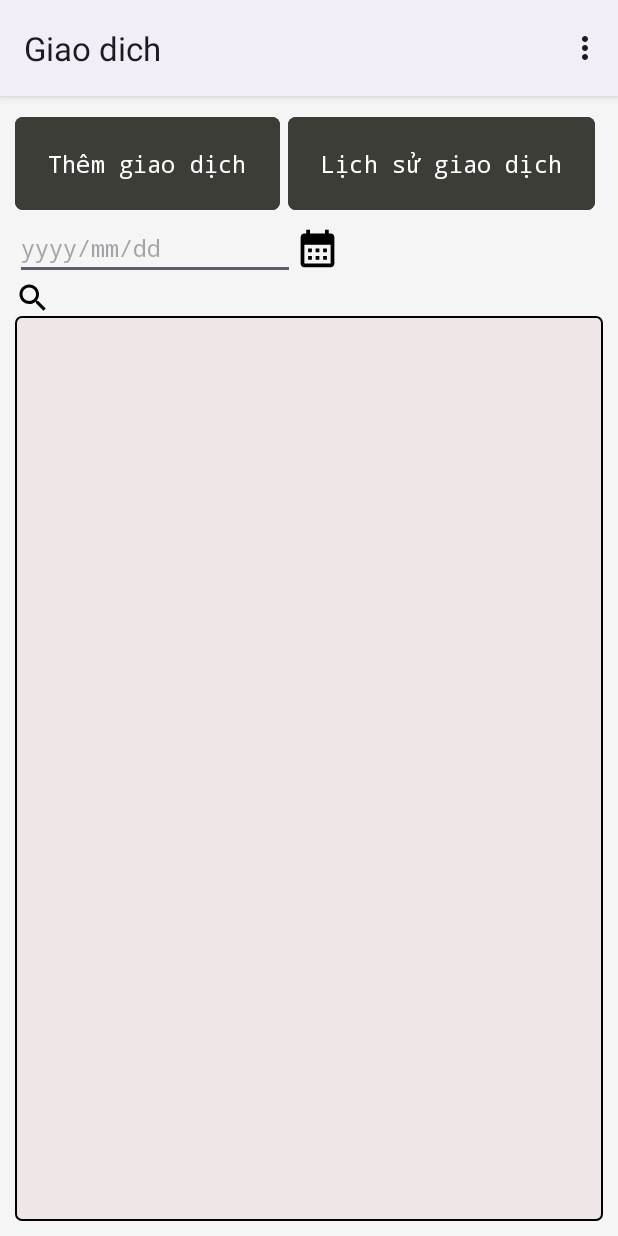
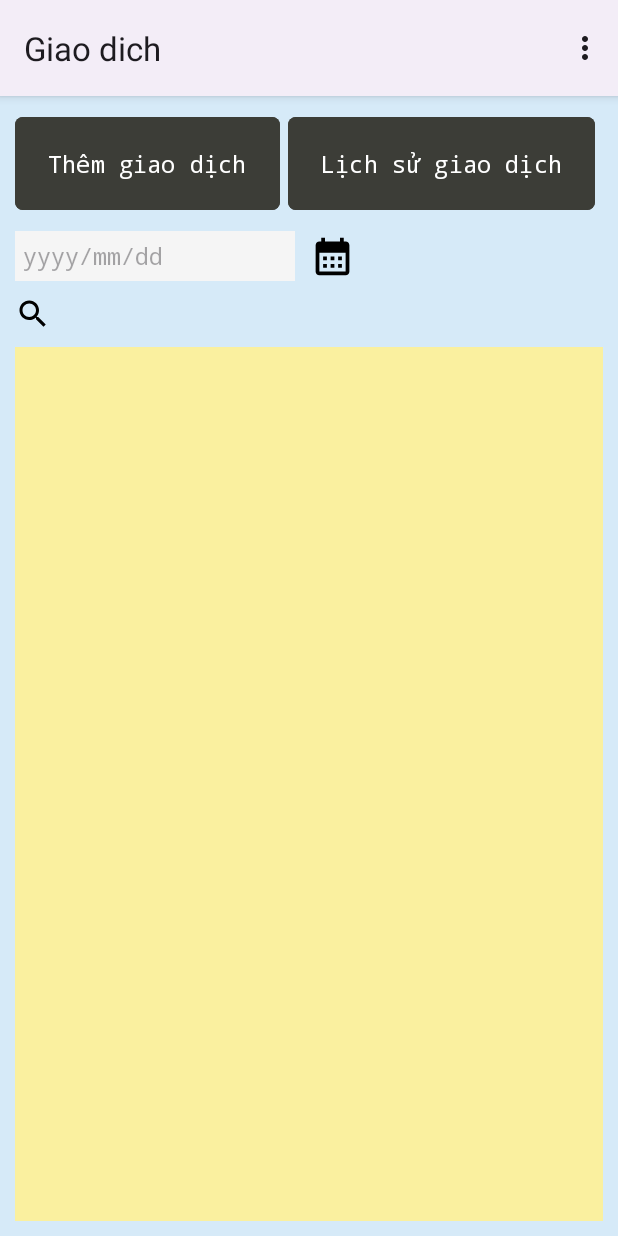
Before and after one commit to Icegozi/Restaurant-Ingredients-management, an Android app: the GiaoDich screen opened directly, with no data from a screen before it, on a phone screen of 412 x 824 dp. Run offline under Robolectric (Android 15) with nearby library versions, the phone set to English and light mode, and no system bars.

Commit message:
sửa lại giao diện

```diff
--- a/app/src/main/java/com/example/restaurant_ingredients_management/View/NguyenLieu.java
+++ b/app/src/main/java/com/example/restaurant_ingredients_management/View/NguyenLieu.java
@@ -6,7 +6,10 @@ import android.app.Notification;
 import android.content.DialogInterface;
 import android.content.Intent;
 import android.content.pm.PackageManager;
+import android.graphics.Color;
 import android.os.Bundle;
+import android.text.SpannableString;
+import android.text.style.ForegroundColorSpan;
 import android.util.Log;
 import android.view.Menu;
 import android.view.MenuItem;
@@ -91,6 +94,8 @@ public class NguyenLieu extends AppCompatActivity {
     @Override
     public boolean onCreateOptionsMenu(Menu menu) {
         getMenuInflater().inflate(R.menu.main_menu, menu);
+
+
         return super.onCreateOptionsMenu(menu);
     }
 
--- a/app/src/main/res/layout/activity_giao_dich.xml
+++ b/app/src/main/res/layout/activity_giao_dich.xml
@@ -7,7 +7,7 @@
     android:layout_height="match_parent"
     android:layout_marginLeft="0dp"
     android:layout_marginRight="0dp"
-    android:background="#F5F5F5"
+    android:background="@color/resolved_background"
     android:orientation="vertical"
     android:paddingLeft="10dp"
     android:paddingTop="10dp"
@@ -17,7 +17,7 @@
     <LinearLayout
         android:layout_width="match_parent"
         android:layout_height="match_parent"
-        android:background="#F5F5F5"
+        android:background="@color/resolved_background"
         android:orientation="vertical"
         android:paddingLeft="10dp"
         android:paddingTop="10dp"
@@ -77,15 +77,20 @@
                 <LinearLayout
                     android:layout_width="match_parent"
                     android:layout_height="wrap_content"
+                    android:layout_marginTop="10dp"
                     android:orientation="horizontal">
 
                     <EditText
                         android:id="@+id/edt_tk_ngay_thang"
                         android:layout_width="wrap_content"
-                        android:layout_height="wrap_content"
+                        android:layout_height="33dp"
+                        android:background="#F5F5F5"
+                        android:backgroundTint="#F5F5F5"
                         android:ems="10"
+                        android:paddingLeft="5dp"
                         android:fontFamily="monospace"
                         android:hint="yyyy/mm/dd"
+                        android:layout_marginRight="10dp"
                         android:inputType="text"
                         android:text=""
                         android:textSize="16sp" />
@@ -94,7 +99,7 @@
                         android:id="@+id/btn_chon_ngaythang_tk"
                         android:layout_width="wrap_content"
                         android:layout_height="match_parent"
-                        android:background="#F5F5F5"
+                        android:background="@color/resolved_background"
                         android:src="@drawable/baseline_calendar_month_24"
                         tools:src="@drawable/baseline_calendar_month_24" />
                 </LinearLayout>
@@ -102,8 +107,9 @@
                 <ImageButton
                     android:id="@+id/btn_timkiem_gd"
                     android:layout_width="wrap_content"
+                    android:layout_marginVertical="10dp"
                     android:layout_height="wrap_content"
-                    android:background="#F5F5F5"
+                    android:background="@color/resolved_background"
                     android:src="@drawable/baseline_search_24"
                     tools:src="@drawable/baseline_search_24" />
 
@@ -112,7 +118,7 @@
                     android:layout_width="match_parent"
                     android:layout_height="match_parent"
 
-                    android:background="@drawable/edittext_border" />
+                    android:background="#FAF09F" />
 
 
             </LinearLayout>
@@ -125,21 +131,25 @@
                 <LinearLayout
                     android:layout_width="match_parent"
                     android:layout_height="wrap_content"
+                    android:layout_marginTop="10dp"
                     android:layout_marginVertical="5sp"
                     android:orientation="horizontal">
 
                     <Spinner
                         android:id="@+id/spn_ten_nguyen_lieu"
-                        android:layout_width="223dp"
-                        android:layout_height="wrap_content"
+                        android:layout_width="wrap_content"
+                        android:layout_height="match_parent"
                         android:layout_weight="1"
+                        android:background="#F5F5F5"
+                        android:layout_marginRight="10dp"
                         android:popupElevation="18dp" />
 
                     <EditText
                         android:id="@+id/edt_so_luong_NX"
                         android:layout_width="wrap_content"
-                        android:layout_height="wrap_content"
+                        android:layout_height="33dp"
                         android:layout_weight="1"
+                        android:background="#F5F5F5"
                         android:ems="10"
                         android:fontFamily="monospace"
                         android:hint="Nhập số lượng"
@@ -166,8 +176,9 @@
                     <Spinner
                         android:id="@+id/spn_donvido"
                         android:layout_width="match_parent"
-                        android:layout_height="wrap_content"
-                        android:layout_weight="1" />
+                        android:layout_height="33dp"
+                        android:layout_weight="1"
+                        android:background="#F5F5F5" />
                 </LinearLayout>
 
                 <TextView
@@ -214,9 +225,11 @@
                     <EditText
                         android:id="@+id/edt_ngay_giao_dich"
                         android:layout_width="wrap_content"
-                        android:layout_height="match_parent"
+                        android:layout_height="33dp"
                         android:layout_weight="1"
+                        android:background="#F5F5F5"
                         android:ems="10"
+                        android:paddingLeft="5dp"
                         android:fontFamily="monospace"
                         android:hint="Nhập ngày giao dịch"
                         android:inputType="text"
@@ -227,7 +240,7 @@
                         android:layout_width="wrap_content"
                         android:layout_height="match_parent"
                         android:layout_weight="1"
-                        android:backgroundTint="#F5F5F5"
+                        android:backgroundTint="@color/resolved_background"
                         app:srcCompat="@drawable/baseline_calendar_month_24" />
 
                 </LinearLayout>
@@ -240,7 +253,7 @@
 
                     <TextView
                         android:layout_width="wrap_content"
-                        android:layout_height="match_parent"
+                        android:layout_height="wrap_content"
                         android:fontFamily="monospace"
                         android:text="Nhà cung cấp: "
                         android:textSize="16sp"
@@ -249,7 +262,8 @@
                     <Spinner
                         android:id="@+id/spn_ten_nha_cc"
                         android:layout_width="match_parent"
-                        android:layout_height="match_parent" />
+                        android:layout_height="33dp"
+                        android:background="#F5F5F5" />
 
                 </LinearLayout>
 
@@ -258,7 +272,7 @@
                     android:layout_width="match_parent"
                     android:layout_height="163dp"
                     android:layout_margin="1dp"
-                    android:background="@drawable/edittext_border"
+                    android:background="#FAF09F"
                     android:ems="10"
                     android:fontFamily="monospace"
                     android:gravity="top"
@@ -282,7 +296,7 @@
                         android:layout_width="wrap_content"
                         android:layout_height="wrap_content"
                         android:layout_weight="1"
-                        android:backgroundTint="#F5F5F5"
+                        android:backgroundTint="@color/resolved_background"
                         android:src="@drawable/baseline_add_24" />
 
                     <ImageButton
@@ -290,7 +304,7 @@
                         android:layout_width="wrap_content"
                         android:layout_height="wrap_content"
                         android:layout_weight="1"
-                        android:backgroundTint="#F5F5F5"
+                        android:backgroundTint="@color/resolved_background"
                         android:src="@drawable/settings" />
 
                 </LinearLayout>
--- a/app/src/main/res/values/colors.xml
+++ b/app/src/main/res/values/colors.xml
@@ -11,6 +11,5 @@
     <color name="list_background">#FAF0A8</color>
     <color name="divider">#E0E0E0</color>
     <color name="button_background">#FF9800</color>
-    <color name="edit_text_background">#EEEEEE</color>
     <color name="spinner_background">#E0F7FA</color>
 </resources>
```
Also changed, not shown: app/src/main/res/layout/activity_hinh_anh.xml (+9 -9 lines), app/src/main/res/layout/activity_nguyen_lieu.xml (+26 -14 lines), app/src/main/res/layout/activity_nha_cung_cap.xml (+28 -17 lines).
